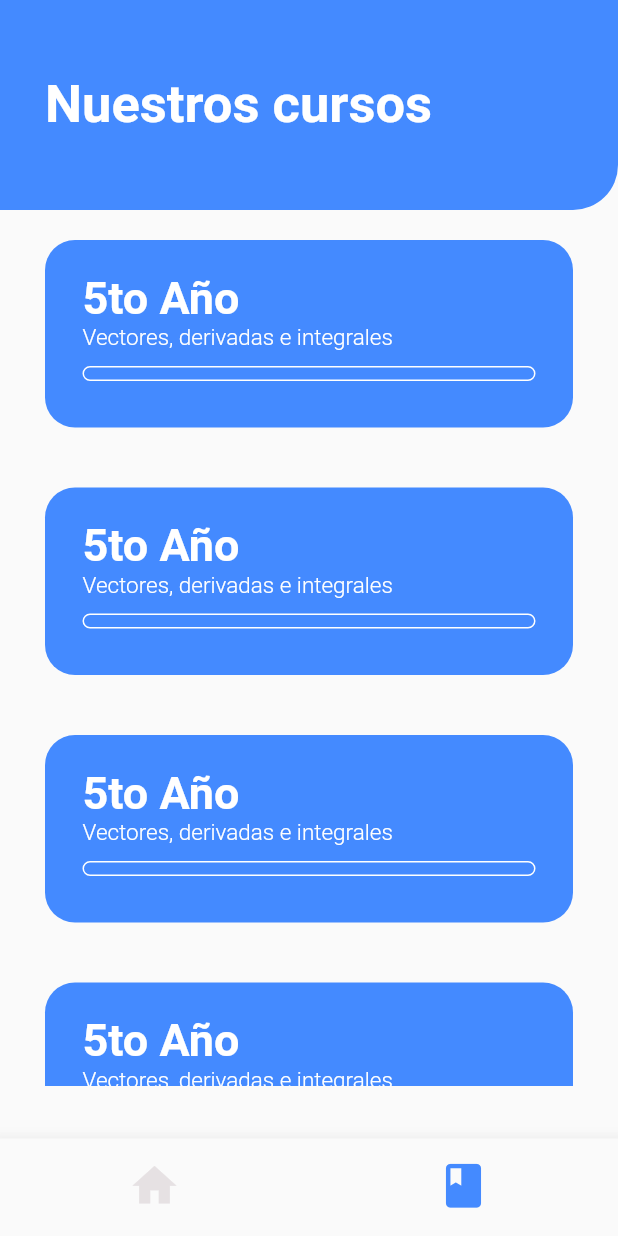
After one commit to lesanpi/sc-learning-app-deprecated, a Flutter app: the screen it shows after launch, item 2 of the bottom bar chosen, on a phone screen of 412 x 824 dp. The commit adds this screen. Run offline on Flutter 3.47's test engine with Material 2 defaults, Android fonts, the phone set to English and light mode, and no system bars; our stand-ins replace shared_preferences, video_player, youtube_player_flutter.

Commit message:
Variable de color principal, Inicio de pagina de minijuego de preguntas

```diff
--- a/lib/main.dart
+++ b/lib/main.dart
@@ -1,10 +1,12 @@
+import 'package:e_learning_sc/model/App.dart';
+import 'package:e_learning_sc/screens/game_menu_screen.dart';
 import 'package:e_learning_sc/screens/home_screen.dart';
 import 'package:flutter/material.dart';
 
 void main() {
   runApp(const MyApp());
 }
-List<Widget> myScreens = [HomeScreen(), Container()];
+List<Widget> myScreens = [HomeScreen(), GameMenuScreen()];
 
 class MyApp extends StatelessWidget {
   const MyApp({Key? key}) : super(key: key);
@@ -84,13 +86,17 @@ class _MyHomePageState extends State<MyHomePage> {
           ),
         ],
         currentIndex: _selectedIndex,
-        selectedItemColor: Color(0xFF2ed1c4),
+        selectedItemColor: App.primary_color,
         unselectedItemColor: Color(0xFFe6e1e3),
         //backgroundColor: Color(0xFFDFFBFF),
         iconSize: 35,
         elevation: 10,
         onTap: _onItemTapped,
       ),
+      appBar: AppBar(
+        backgroundColor: App.primary_color,
+        toolbarHeight: 0,
+      ),
     );
   }
 }
--- a/lib/model/App.dart
+++ b/lib/model/App.dart
@@ -2,10 +2,13 @@ import 'dart:convert';
 import 'package:e_learning_sc/model/Content.dart';
 import 'package:e_learning_sc/model/Guide.dart';
 import 'package:e_learning_sc/model/Lesson.dart';
-
+import 'package:flutter/material.dart';
 import 'Course.dart';
 
 class App{
+
+  static const MaterialAccentColor primary_color = Colors.blueAccent;
+  static Color option_color = Color(0xFF2ed1c4);
 
   var _data;
 
--- /dev/null
+++ b/lib/model/CourseQuiz.dart
@@ -0,0 +1,11 @@
+import 'package:e_learning_sc/model/Quiz.dart';
+
+class CourseQuiz{
+  String id;
+  String name;
+  String description;
+  List<Quiz> quizes;
+
+  CourseQuiz({required this.id, required this.name, required this.description, required this.quizes});
+
+}
--- /dev/null
+++ b/lib/model/Question.dart
@@ -0,0 +1,12 @@
+
+class Question{
+  String question;
+  String option_1;
+  String option_2;
+  String option_3;
+  String option_4;
+  int correctOption;
+
+  Question({required this.question, required this.option_1, required this.option_2,
+      required this.option_3, required this.option_4, required this.correctOption});
+}
--- /dev/null
+++ b/lib/model/Quiz.dart
@@ -0,0 +1,9 @@
+import 'package:e_learning_sc/model/Question.dart';
+
+class Quiz{
+  String name;
+  String description;
+  List<Question> questions;
+
+  Quiz({required this.name, required this.questions, this.description = ""});
+}
--- a/lib/screens/course_screen.dart
+++ b/lib/screens/course_screen.dart
@@ -1,3 +1,4 @@
+import 'package:e_learning_sc/model/App.dart';
 import 'package:e_learning_sc/model/Content.dart';
 import 'package:e_learning_sc/model/Course.dart';
 import 'package:e_learning_sc/model/Guide.dart';
@@ -33,7 +34,7 @@ class CourseScreen extends StatelessWidget{
           Container(
               height: 100,
               decoration: const BoxDecoration(
-                  color: Color(0xFF2ed1c4),
+                  color: App.primary_color,
                   borderRadius: BorderRadius.only(
                       bottomLeft: Radius.circular(0),
                       bottomRight: Radius.circular(40)
--- /dev/null
+++ b/lib/screens/game_menu_screen.dart
@@ -0,0 +1,99 @@
+import 'package:e_learning_sc/model/App.dart';
+import 'package:e_learning_sc/model/CourseQuiz.dart';
+import 'package:e_learning_sc/model/Question.dart';
+import 'package:e_learning_sc/model/Quiz.dart';
+import 'package:e_learning_sc/widgets/course_quiz_menu_item.dart';
+import 'package:e_learning_sc/widgets/progress_bar.dart';
+import 'package:flutter/cupertino.dart';
+import 'package:flutter/material.dart';
+
+class GameMenuScreen extends StatelessWidget {
+
+  @override
+  Widget build(BuildContext context) {
+    return gameMenuScreen(context);
+  }
+
+  Widget gameMenuScreen(BuildContext context){
+    return Scaffold(
+      body: gameMenuScreenUI(context),
+    );
+  }
+
+  Widget gameMenuScreenUI(BuildContext context){
+
+    double screenHeight = MediaQuery.of(context).size.height;
+    double headerHeight = 140;
+
+    return Center(
+      child: Column(
+        children: [
+          Container(
+              height: headerHeight,
+              width: MediaQuery
+                  .of(context)
+                  .size
+                  .width,
+              decoration: const BoxDecoration(
+                  color: App.primary_color,
+                  borderRadius: BorderRadius.only(
+                      bottomLeft: Radius.circular(0),
+                      bottomRight: Radius.circular(30)
+                  )
+              ),
+              padding: EdgeInsets.only(
+                  left: 30,
+                  right: 20
+              ),
+              child: Column(
+                crossAxisAlignment: CrossAxisAlignment.start,
+                mainAxisAlignment: MainAxisAlignment.center,
+                children: [
+                  Text(
+                    "Nuestros cursos",//"Aprende sobre matematicas",
+                    style: TextStyle(
+                      fontSize: 35,
+                      color: Colors.white,
+                      fontWeight: FontWeight.bold,
+                      //fontFamily:
+                    ),
+                  ),
+
+                ],
+              )
+          ),
+          Container(
+            height: screenHeight - headerHeight - 100,
+            child: ListView(
+              children: courseQuizMenuItem(context),
+              scrollDirection: Axis.vertical,
+            ),
+          )
+        ],
+      )
+    );
+  }
+
+  List<Widget> courseQuizMenuItem(BuildContext context){
+    double screenWidth = MediaQuery.of(context).size.width;
+
+    List<Question> questions_ex = [
+      Question(question: "¿Cuanto es 2 + 2?", option_1: "1", option_2: "2", option_3: "3", option_4: "Pez", correctOption: 4)
+    ];
+    List<Quiz> quizes_ex = [
+      Quiz(name: "V", questions: questions_ex)
+    ];
+    CourseQuiz courseQuiz_ex = CourseQuiz(name: "5to Año", id: "ae1e2", description: "Vectores, derivadas e integrales",
+      quizes: quizes_ex
+    );
+
+    return [
+      CourseQuizMenuItem(courseQuiz: courseQuiz_ex,),
+      CourseQuizMenuItem(courseQuiz: courseQuiz_ex,),
+      CourseQuizMenuItem(courseQuiz: courseQuiz_ex,),
+      CourseQuizMenuItem(courseQuiz: courseQuiz_ex,),
+      CourseQuizMenuItem(courseQuiz: courseQuiz_ex,),
+
+    ];
+  }
+}
--- a/lib/widgets/course_item.dart
+++ b/lib/widgets/course_item.dart
@@ -1,3 +1,4 @@
+import 'package:e_learning_sc/model/App.dart';
 import 'package:e_learning_sc/model/Course.dart';
 import 'package:e_learning_sc/screens/course_screen.dart';
 import 'package:flutter/material.dart';
@@ -19,7 +20,7 @@ class CourseItem extends StatelessWidget{
     return InkWell(
       child: Container(
         decoration: BoxDecoration(
-            color: Color(0xFF2ed1c4),
+            color: App.primary_color,
             borderRadius: BorderRadius.all(Radius.circular(40))
         ),
         height: 30,
--- /dev/null
+++ b/lib/widgets/course_quiz_menu_item.dart
@@ -0,0 +1,67 @@
+import 'package:e_learning_sc/model/CourseQuiz.dart';
+import 'package:e_learning_sc/screens/quizes_screen.dart';
+import 'package:e_learning_sc/widgets/progress_bar.dart';
+import 'package:flutter/material.dart';
+
+class CourseQuizMenuItem extends StatelessWidget{
+
+  CourseQuiz courseQuiz;
+
+  CourseQuizMenuItem({required this.courseQuiz});
+
+
+
+  @override
+  Widget build(BuildContext context) {
+
+    double screenWidth = MediaQuery.of(context).size.width;
+
+    return InkWell(
+      child: Container(
+        height: 125,
+        width: screenWidth,
+        margin: EdgeInsets.symmetric(
+            vertical: 20,
+            horizontal: 30
+        ),
+        padding: EdgeInsets.symmetric(
+            horizontal: 25
+        ),
+        decoration: BoxDecoration(
+            color: Colors.blueAccent,
+            borderRadius: BorderRadius.all(Radius.circular(20))
+        ),
+        child: Column(
+          mainAxisAlignment: MainAxisAlignment.center,
+          crossAxisAlignment: CrossAxisAlignment.start,
+          children: [
+            Text(courseQuiz.name,
+              style: TextStyle(
+                  color: Colors.white,
+                  fontWeight: FontWeight.bold,
+                  fontSize: 30
+              ),
+            ),
+            Text(courseQuiz.description,
+              style: TextStyle(
+                  color: Colors.white,
+                  fontWeight: FontWeight.w300,
+                  fontSize: 15
+              ),
+            ),
+            ProgressBar(total: courseQuiz.quizes.length, id: courseQuiz.id)
+          ],
+        ),
+
+      ),
+      onTap: (){
+        Navigator.push(
+          context,
+          MaterialPageRoute(builder: (context) => QuizesScreen(courseQuiz: courseQuiz,)),
+        );
+      },
+    );
+  }
+
+
+}
--- a/lib/widgets/lesson_item_vertical.dart
+++ b/lib/widgets/lesson_item_vertical.dart
@@ -1,3 +1,4 @@
+import 'package:e_learning_sc/model/App.dart';
 import 'package:e_learning_sc/model/Lesson.dart';
 import 'package:flutter/material.dart';
 
@@ -44,13 +45,13 @@ class LessonItemVertical extends StatelessWidget{
             InkWell(
               child: Icon(
                 Icons.play_circle_fill,
-                color: Color(0xFF2ed1c4),
+                color: App.primary_color,
                 size: 35,
               ),
             ),
             Container(
               child: Text(lesson.title, style: TextStyle(
-                fontWeight: FontWeight.bold,
+                fontWeight: FontWeight.w500,
                 color: Colors.black87,
                 fontSize: 15
               ),),
--- /dev/null
+++ b/lib/widgets/progress_bar.dart
@@ -0,0 +1,82 @@
+import 'package:flutter/material.dart';
+import 'package:shared_preferences/shared_preferences.dart';
+
+class ProgressBar extends StatefulWidget{
+  int total;
+  String id;
+  late Future<int> progress;
+  double height;
+  double width;
+
+  ProgressBar({required this.total, required this.id, this.height = 10, this.width = 0});
+
+  @override
+  State<StatefulWidget> createState() {
+
+    return ProgressBarState();
+  }
+}
+
+class ProgressBarState extends State<ProgressBar>{
+  Future<SharedPreferences> _prefs = SharedPreferences.getInstance();
+  late Future<int> _progress;
+
+  @override
+  void initState() {
+    super.initState();
+    _progress = _prefs.then((SharedPreferences prefs){
+      return (prefs.getInt(widget.id) ?? 0);
+    });
+
+  }
+
+  @override
+  Widget build(BuildContext context) {
+
+    double screenWidth = MediaQuery.of(context).size.width;
+    if(widget.width == 0)
+      setState(() {
+        widget.width = screenWidth;
+      });
+
+    return Container(
+      margin: EdgeInsets.symmetric(
+          vertical: 10
+      ),
+      child: Stack(
+        children: [
+          Container(
+            width: widget.width,
+            height: widget.height,
+            decoration: BoxDecoration(
+                borderRadius: BorderRadius.all(Radius.circular(10)),
+                border: Border.all(color: Colors.white)
+            ),
+          ),
+          FutureBuilder(
+            future: _progress,
+            builder: (BuildContext context, AsyncSnapshot<int> snapshot){
+
+              switch (snapshot.connectionState){
+                case ConnectionState.waiting:
+                  return Container();
+                default:
+                  return Container(
+                    height: widget.height,
+                    width: widget.width * (snapshot.data == null ? 0 : snapshot.data!.toInt()) / widget.total,
+                    decoration: BoxDecoration(
+                        borderRadius: BorderRadius.all(Radius.circular(10)),
+                        color: Colors.white
+                    ),
+                  );
+              }
+
+
+            },
+          )
+        ],
+      ),
+    );
+  }
+
+}
--- a/pubspec.yaml
+++ b/pubspec.yaml
@@ -34,6 +34,7 @@ dependencies:
   cupertino_icons: ^1.0.2
   video_player: 2.2.4
   youtube_player_flutter: ^8.0.0
+  shared_preferences: 2.0.8
 
 
 
@@ -60,6 +61,8 @@ flutter:
   uses-material-design: true
   assets:
     - assets/data.json
+    - assets/logo_white.png
+    - assets/logo_black.png
 
   # To add assets to your application, add an assets section, like this:
   # assets:
```
Also changed, not shown: lib/screens/home_screen.dart (+8 -8 lines), lib/screens/quizes_screen.dart (added, +69 -0 lines), lib/screens/video_player_screen.dart (+4 -3 lines), lib/widgets/guide_item.dart (+4 -3 lines), lib/widgets/simple_progress_bar.dart (added, +46 -0 lines), assets/logo_black.png (added), assets/logo_white.png (added), pubspec.lock.
